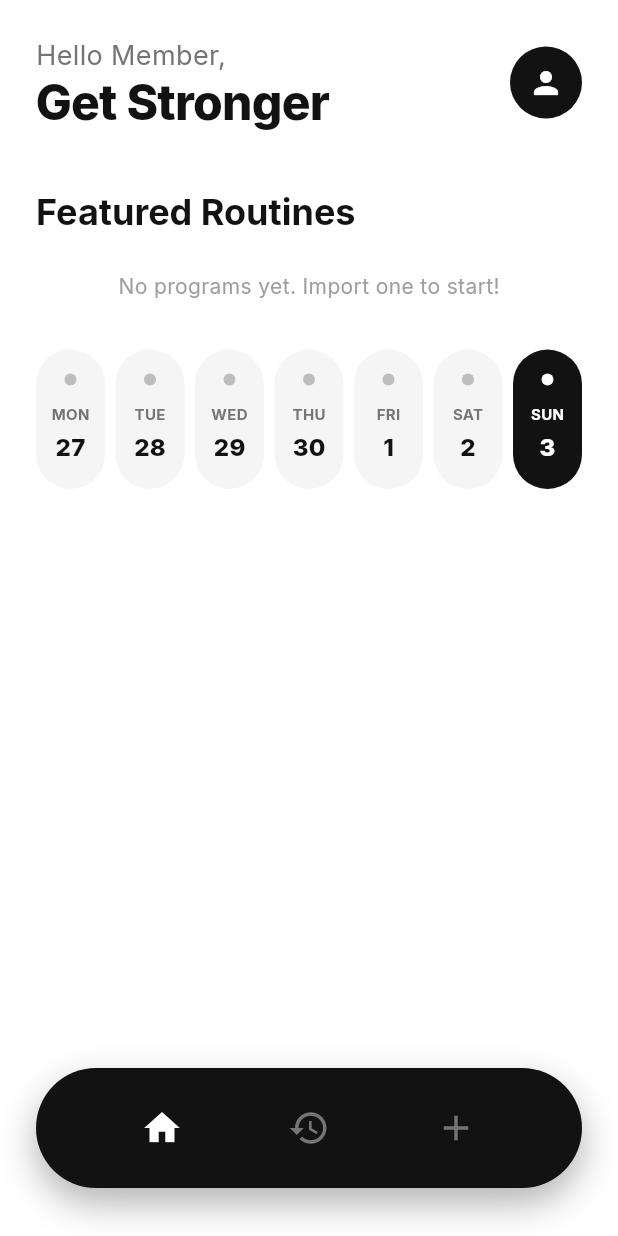
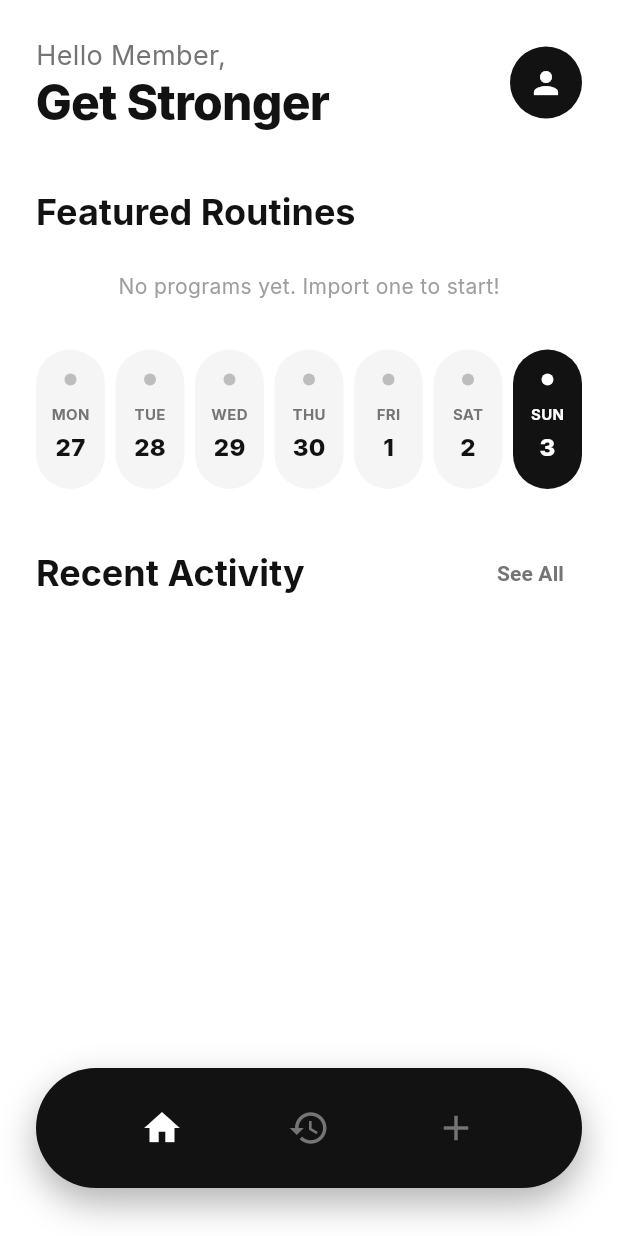
Before and after one commit to EdirithanthiriTharushaKawshalya/gym_tracker, a Flutter app: the screen it shows once a user with an empty profile is signed in, on a phone screen of 412 x 824 dp. Run offline on Flutter 3.47's test engine with Material 3 defaults, Android fonts, the phone set to English and light mode, and no system bars; our stand-ins replace cloud_firestore, firebase_auth, firebase_core, google_fonts; accounts and stored records are empty.

Commit message:
feat(home): add 'See All' button and expand routines functionality

```diff
--- a/lib/screens/home_screen.dart
+++ b/lib/screens/home_screen.dart
@@ -29,7 +29,7 @@ class _HomeScreenState extends State<HomeScreen> {
         child: IndexedStack(
           index: _selectedIndex,
           children: [
-            const _DashboardView(),
+            _DashboardView(onSeeHistory: () => setState(() => _selectedIndex = 1)),
             const _HistoryView(),
           ],
         ),
@@ -42,8 +42,16 @@ class _HomeScreenState extends State<HomeScreen> {
   }
 }
 
-class _DashboardView extends StatelessWidget {
-  const _DashboardView();
+class _DashboardView extends StatefulWidget {
+  final VoidCallback onSeeHistory;
+  const _DashboardView({required this.onSeeHistory});
+
+  @override
+  State<_DashboardView> createState() => _DashboardViewState();
+}
+
+class _DashboardViewState extends State<_DashboardView> {
+  bool _isRoutinesExpanded = false;
 
   String _getUserName(AuthService authService) {
     final displayName = authService.currentUserDisplayName;
@@ -109,12 +117,35 @@ class _DashboardView extends StatelessWidget {
           ),
         ),
         SliverToBoxAdapter(
-          child: Padding(
-            padding: const EdgeInsets.symmetric(horizontal: 24.0, vertical: 8),
-            child: Text(
-              'Featured Routines',
-              style: Theme.of(context).textTheme.headlineMedium,
-            ),
+          child: StreamBuilder<List<WorkoutSchedule>>(
+            stream: provider.getSchedules(),
+            builder: (context, snapshot) {
+              final schedules = snapshot.data ?? [];
+              return Padding(
+                padding: const EdgeInsets.symmetric(horizontal: 24.0, vertical: 8),
+                child: Row(
+                  mainAxisAlignment: MainAxisAlignment.spaceBetween,
+                  children: [
+                    Text(
+                      'Featured Routines',
+                      style: Theme.of(context).textTheme.headlineMedium,
+                    ),
+                    if (schedules.length > 1)
+                      TextButton(
+                        onPressed: () => setState(() => _isRoutinesExpanded = !_isRoutinesExpanded),
+                        child: Text(
+                          _isRoutinesExpanded ? 'Show Less' : 'See All',
+                          style: TextStyle(
+                            color: Colors.grey[600],
+                            fontSize: 14,
+                            fontWeight: FontWeight.w700,
+                          ),
+                        ),
+                      ),
+                  ],
+                ),
+              );
+            },
           ),
         ),
         SliverPadding(
@@ -129,16 +160,22 @@ class _DashboardView extends StatelessWidget {
                   ),
                 );
               }
-              final schedules = snapshot.data!;
+              final schedules = List<WorkoutSchedule>.from(snapshot.data!);
+              // Sort by createdAt descending (newest first)
+              schedules.sort((a, b) => b.createdAt.compareTo(a.createdAt));
+
+              final displayedSchedules = _isRoutinesExpanded ? schedules : [schedules.first];
+
               return SliverList(
                 delegate: SliverChildBuilderDelegate(
                   (context, index) {
+                    final schedule = displayedSchedules[index];
                     return _FeaturedRoutineCard(
-                      schedule: schedules[index],
+                      schedule: schedule,
                       index: index,
                     );
                   },
-                  childCount: schedules.length,
+                  childCount: displayedSchedules.length,
                 ),
               );
             },
@@ -146,6 +183,49 @@ class _DashboardView extends StatelessWidget {
         ),
         const SliverToBoxAdapter(
           child: _CalendarView(),
+        ),
+        SliverToBoxAdapter(
+          child: Padding(
+            padding: const EdgeInsets.fromLTRB(24, 32, 24, 16),
+            child: Row(
+              mainAxisAlignment: MainAxisAlignment.spaceBetween,
+              children: [
+                Text(
+                  'Recent Activity',
+                  style: Theme.of(context).textTheme.headlineMedium,
+                ),
+                TextButton(
+                  onPressed: widget.onSeeHistory,
+                  child: Text(
+                    'See All',
+                    style: TextStyle(
+                      color: Colors.grey[600],
+                      fontSize: 14,
+                      fontWeight: FontWeight.w700,
+                    ),
+                  ),
+                ),
+              ],
+            ),
+          ),
+        ),
+        SliverPadding(
+          padding: const EdgeInsets.symmetric(horizontal: 24),
+          sliver: StreamBuilder<List<WorkoutSession>>(
+            stream: provider.getSessionHistory(),
+            builder: (context, snapshot) {
+              if (!snapshot.hasData || snapshot.data!.isEmpty) {
+                return const SliverToBoxAdapter(
+                  child: SizedBox.shrink(),
+                );
+              }
+              final sessions = snapshot.data!;
+              sessions.sort((a, b) => b.date.compareTo(a.date));
+              return SliverToBoxAdapter(
+                child: _HistoryCard(session: sessions.first),
+              );
+            },
+          ),
         ),
         const SliverPadding(
           padding: EdgeInsets.only(bottom: 120),
```
